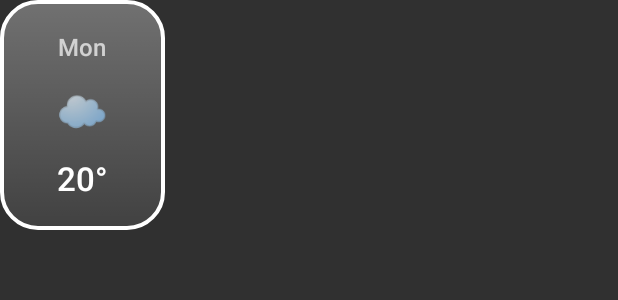
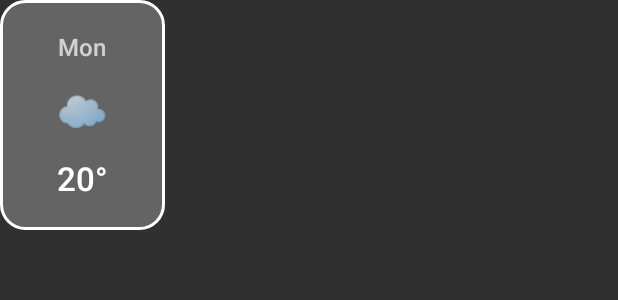
Before and after one commit to livysurf/tv-weather, an Android app: the layout item_daily.xml on its own in the app's theme, with its tools: preview values and no code run, on a phone screen of 412 x 824 dp. Shown: the top 300 px of the screen. Run offline under Robolectric (Android 15) with nearby library versions, the phone set to English and light mode, and no system bars.

Commit message:
Update glass_daily_focused.xml

```diff
--- a/app/src/main/res/drawable/glass_daily_focused.xml
+++ b/app/src/main/res/drawable/glass_daily_focused.xml
@@ -1,6 +1,6 @@
 <?xml version="1.0" encoding="utf-8"?>
 <shape xmlns:android="http://schemas.android.com/apk/res/android" android:shape="rectangle">
-    <corners android:radius="24dp"/>
-    <gradient android:angle="270" android:startColor="#50FFFFFF" android:endColor="#15FFFFFF"/>
-    <stroke android:width="2.5dp" android:color="#FFFFFF"/>
+    <corners android:radius="16dp"/>
+    <solid android:color="#40FFFFFF"/>
+    <stroke android:width="2dp" android:color="#FFFFFF"/>
 </shape>
```
